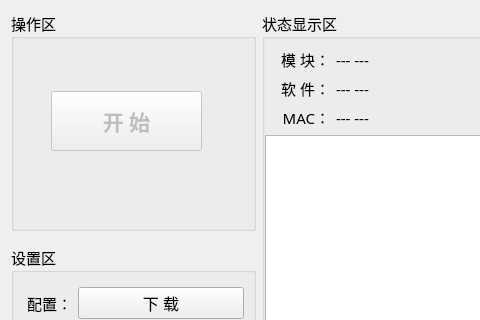
This is ip_fvt/home/home_workwid.ui in ChinaClever/IP-Tools as Qt 5 draws it before an edit; both pictures show x 0 to 480 and y 0 to 320 of the 1108 by 499 pixel window. The edited form follows.
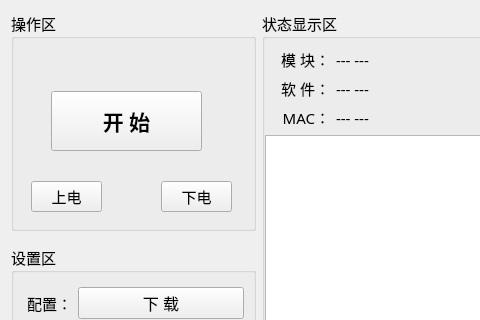
This is the edited form.

Diff of the .ui file:
```diff
--- a/ip_fvt/home/home_workwid.ui
+++ b/ip_fvt/home/home_workwid.ui
@@ -284,7 +284,7 @@
      </property>
      <widget class="QPushButton" name="startBtn">
       <property name="enabled">
-       <bool>false</bool>
+       <bool>true</bool>
       </property>
       <property name="geometry">
        <rect>
@@ -317,6 +317,32 @@
        <string>开 始</string>
       </property>
      </widget>
+     <widget class="QPushButton" name="upBtn">
+      <property name="geometry">
+       <rect>
+        <x>20</x>
+        <y>170</y>
+        <width>71</width>
+        <height>31</height>
+       </rect>
+      </property>
+      <property name="text">
+       <string>上电</string>
+      </property>
+     </widget>
+     <widget class="QPushButton" name="downBtn_2">
+      <property name="geometry">
+       <rect>
+        <x>150</x>
+        <y>170</y>
+        <width>71</width>
+        <height>31</height>
+       </rect>
+      </property>
+      <property name="text">
+       <string>下电</string>
+      </property>
+     </widget>
     </widget>
    </item>
    <item row="2" column="2">
```
